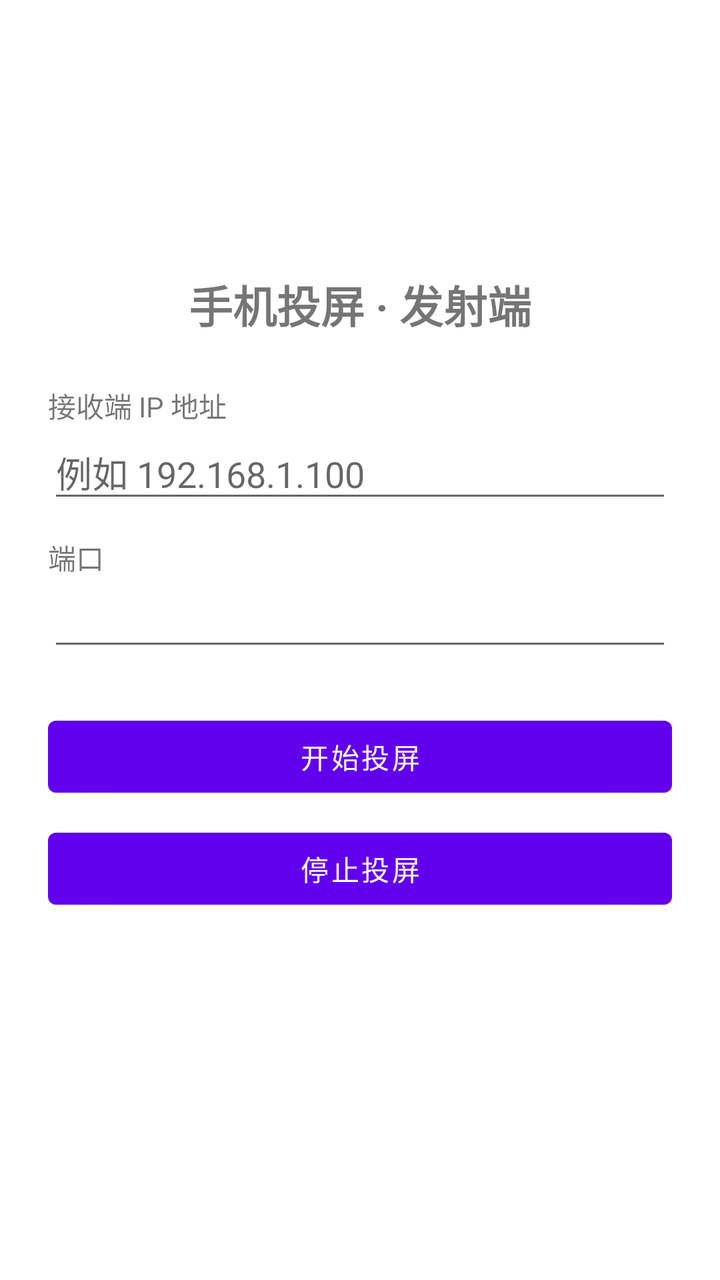
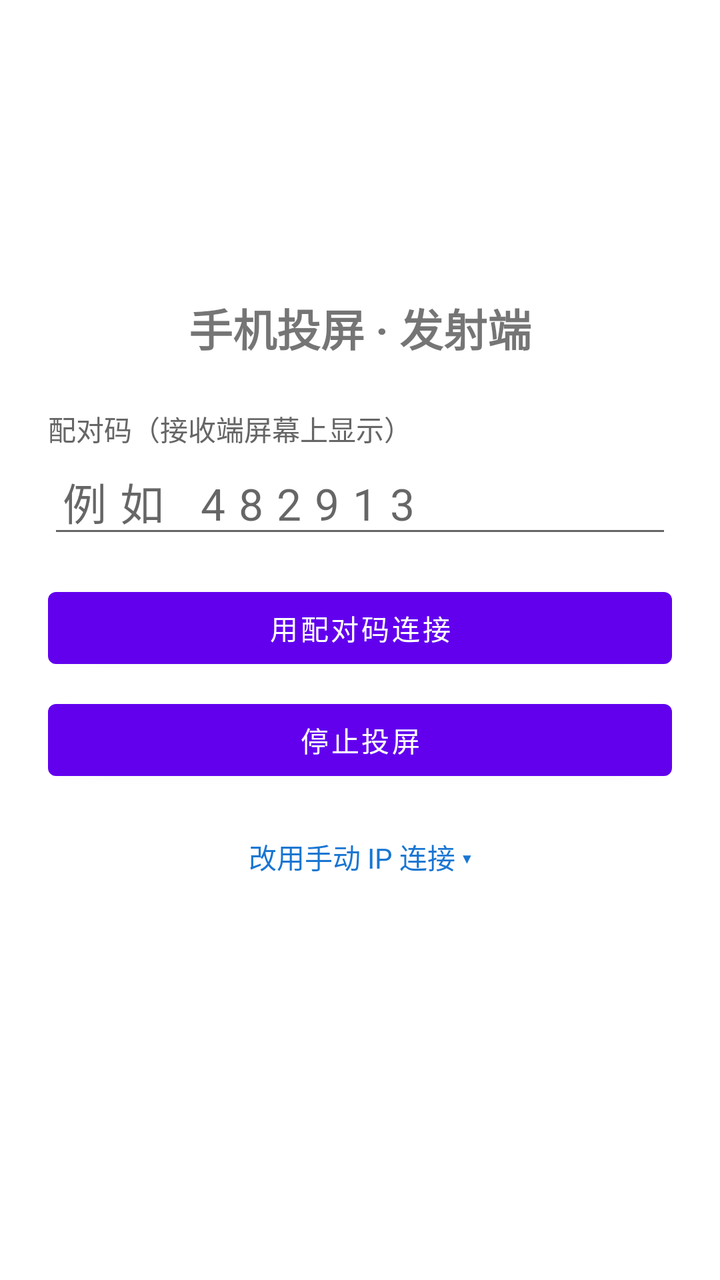

Before-and-after screenshots of an Android layout around one commit, followed by the original layout XML and the change that was made.
<!-- AndroidManifest.xml: application theme Theme.ScreenCast -->
<!-- res/layout/activity_main.xml -->
<?xml version="1.0" encoding="utf-8"?>
<LinearLayout xmlns:android="http://schemas.android.com/apk/res/android"
    android:layout_width="match_parent"
    android:layout_height="match_parent"
    android:orientation="vertical"
    android:padding="24dp"
    android:gravity="center_vertical">

    <TextView
        android:layout_width="match_parent"
        android:layout_height="wrap_content"
        android:text="手机投屏 · 发射端"
        android:textSize="22sp"
        android:textStyle="bold"
        android:layout_marginBottom="24dp"
        android:gravity="center" />

    <TextView
        android:layout_width="match_parent"
        android:layout_height="wrap_content"
        android:text="接收端 IP 地址" />

    <EditText
        android:id="@+id/etHost"
        android:layout_width="match_parent"
        android:layout_height="wrap_content"
        android:hint="例如 192.168.1.100"
        android:inputType="text" />

    <TextView
        android:layout_width="match_parent"
        android:layout_height="wrap_content"
        android:text="端口"
        android:layout_marginTop="12dp" />

    <EditText
        android:id="@+id/etPort"
        android:layout_width="match_parent"
        android:layout_height="wrap_content"
        android:inputType="number" />

    <Button
        android:id="@+id/btnStart"
        android:layout_width="match_parent"
        android:layout_height="wrap_content"
        android:layout_marginTop="24dp"
        android:text="开始投屏" />

    <Button
        android:id="@+id/btnStop"
        android:layout_width="match_parent"
        android:layout_height="wrap_content"
        android:layout_marginTop="8dp"
        android:text="停止投屏" />

    <TextView
        android:id="@+id/tvStatus"
        android:layout_width="match_parent"
        android:layout_height="wrap_content"
        android:layout_marginTop="24dp"
        android:gravity="center"
        android:textSize="16sp" />
</LinearLayout>
<!-- resources referenced by this layout -->
<resources>
  <style name="Theme.ScreenCast" parent="Theme.MaterialComponents.DayNight.NoActionBar" />
</resources>

<!-- the commit's change to res/layout/activity_main.xml (unified diff, before → after) -->
@@ -15,36 +15,77 @@
         android:layout_marginBottom="24dp"
         android:gravity="center" />
 
-    <TextView
+    
+    <LinearLayout
+        android:id="@+id/pairBox"
         android:layout_width="match_parent"
         android:layout_height="wrap_content"
-        android:text="接收端 IP 地址" />
+        android:orientation="vertical">
 
-    <EditText
-        android:id="@+id/etHost"
+        <TextView
+            android:layout_width="match_parent"
+            android:layout_height="wrap_content"
+            android:text="配对码（接收端屏幕上显示）"
+            android:textColor="#FF666666" />
+
+        <EditText
+            android:id="@+id/etCode"
+            android:layout_width="match_parent"
+            android:layout_height="wrap_content"
+            android:hint="例如 482913"
+            android:inputType="number"
+            android:maxLength="6"
+            android:textSize="22sp"
+            android:letterSpacing="0.3" />
+
+        <Button
+            android:id="@+id/btnPair"
+            android:layout_width="match_parent"
+            android:layout_height="wrap_content"
+            android:layout_marginTop="16dp"
+            android:text="用配对码连接" />
+    </LinearLayout>
+
+    
+    <LinearLayout
+        android:id="@+id/manualBox"
         android:layout_width="match_parent"
         android:layout_height="wrap_content"
-        android:hint="例如 192.168.1.100"
-        android:inputType="text" />
+        android:orientation="vertical"
+        android:visibility="gone"
+        android:layout_marginTop="8dp">
 
-    <TextView
-        android:layout_width="match_parent"
-        android:layout_height="wrap_content"
-        android:text="端口"
-        android:layout_marginTop="12dp" />
+        <TextView
+            android:layout_width="match_parent"
+            android:layout_height="wrap_content"
+            android:text="接收端 IP 地址" />
 
-    <EditText
-        android:id="@+id/etPort"
-        android:layout_width="match_parent"
-        android:layout_height="wrap_content"
-        android:inputType="number" />
+        <EditText
+            android:id="@+id/etHost"
+            android:layout_width="match_parent"
+            android:layout_height="wrap_content"
+            android:hint="例如 192.168.1.100"
+            android:inputType="text" />
 
-    <Button
-        android:id="@+id/btnStart"
-        android:layout_width="match_parent"
-        android:layout_height="wrap_content"
-        android:layout_marginTop="24dp"
-        android:text="开始投屏" />
+        <TextView
+            android:layout_width="match_parent"
+            android:layout_height="wrap_content"
+            android:text="端口"
+            android:layout_marginTop="12dp" />
+
+        <EditText
+            android:id="@+id/etPort"
+            android:layout_width="match_parent"
+            android:layout_height="wrap_content"
+            android:inputType="number" />
+
+        <Button
+            android:id="@+id/btnStart"
+            android:layout_width="match_parent"
+            android:layout_height="wrap_content"
+            android:layout_marginTop="16dp"
+            android:text="开始投屏" />
+    </LinearLayout>
 
     <Button
         android:id="@+id/btnStop"
@@ -54,6 +95,16 @@
         android:text="停止投屏" />
 
     <TextView
+        android:id="@+id/tvToggle"
+        android:layout_width="match_parent"
+        android:layout_height="wrap_content"
+        android:layout_marginTop="16dp"
+        android:text="改用手动 IP 连接 ▾"
+        android:textColor="#FF1976D2"
+        android:gravity="center"
+        android:padding="8dp" />
+
+    <TextView
         android:id="@+id/tvStatus"
         android:layout_width="match_parent"
         android:layout_height="wrap_content"
